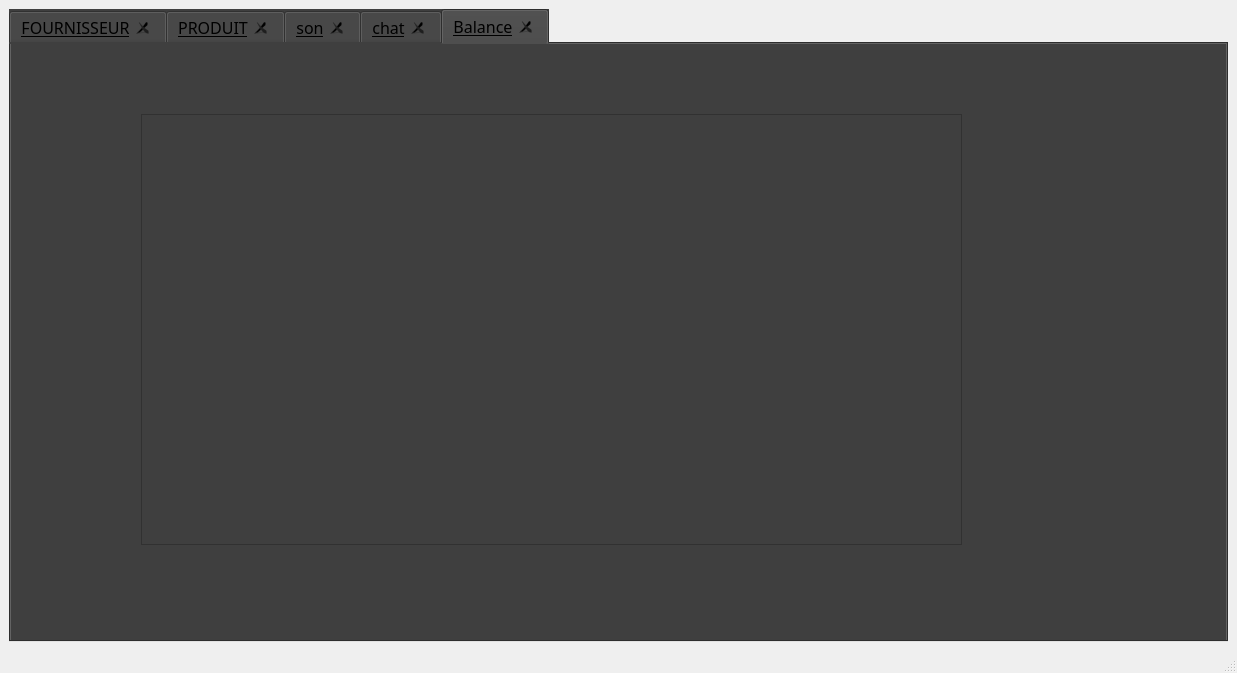
Qt form Desktop/projet c++/gra/mainwindow.ui (boubakri-ch/Smart_Factory_2A5) before a commit.
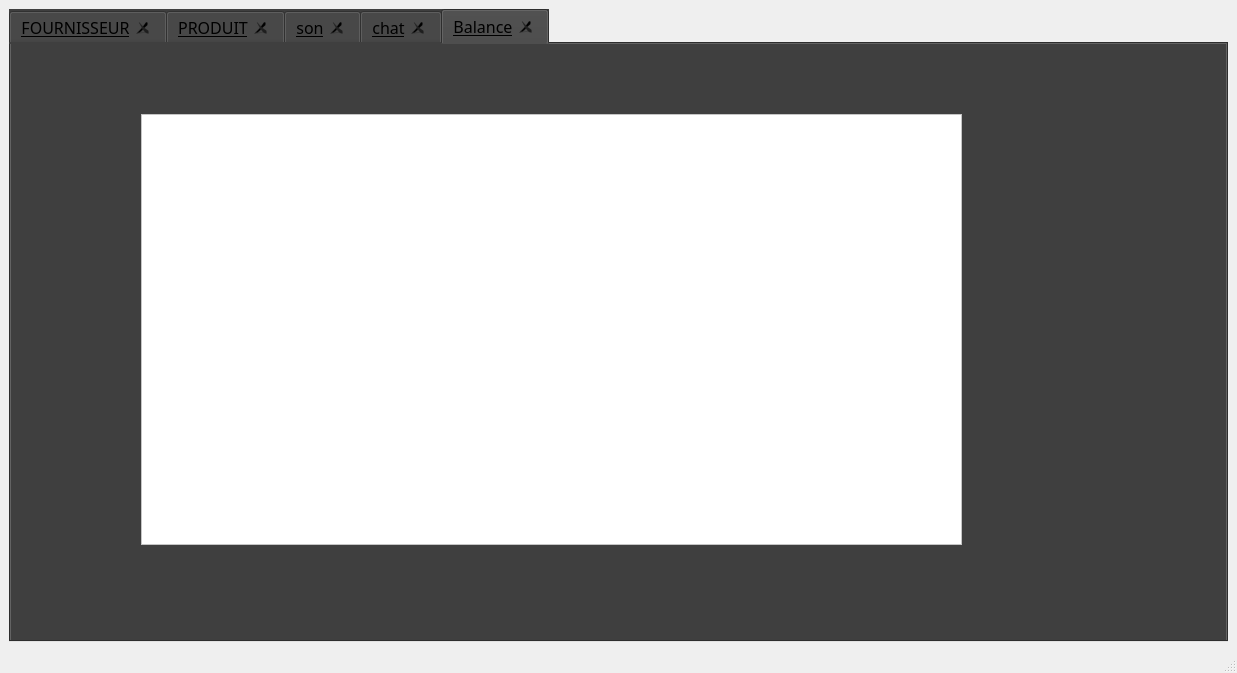
The same form after that commit. The open tabs and pages were chosen to show the change. Icons and pictures are not drawn.

```diff
--- a/Desktop/projet c++/gra/mainwindow.ui
+++ b/Desktop/projet c++/gra/mainwindow.ui
@@ -1925,6 +1925,9 @@
           <height>431</height>
          </rect>
         </property>
+        <property name="styleSheet">
+         <string notr="true">background-color: rgb(255, 255, 255);</string>
+        </property>
        </widget>
       </widget>
      </widget>
```
Left out of the diff: 2 changed lines with no effect on the pictures.
